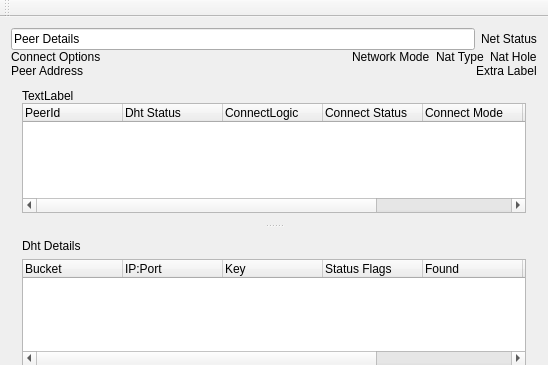
RetroShare/RetroShare, file retroshare-gui/src/gui/dht/DhtWindow.ui: the form before one commit; both pictures show x 0 to 548 and y 0 to 365 of the 548 by 537 pixel window.
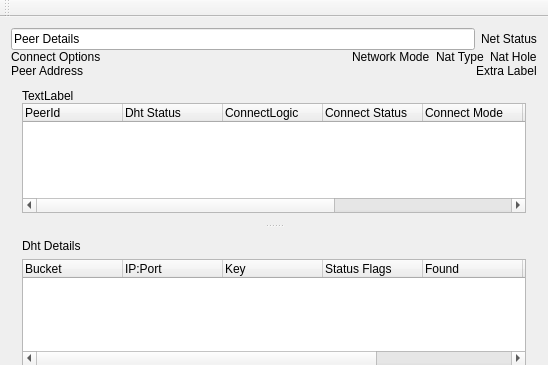
The form after the commit.

Commit message: Added display of Dht Peer Connection status. Switched on DhtWindow.

```diff
--- a/retroshare-gui/src/gui/dht/DhtWindow.ui
+++ b/retroshare-gui/src/gui/dht/DhtWindow.ui
@@ -168,6 +168,11 @@
             <string>Cb Status</string>
            </property>
           </column>
+          <column>
+           <property name="text">
+            <string>RsId</string>
+           </property>
+          </column>
          </widget>
         </item>
        </layout>
```
The commit also changes 2 other files.
